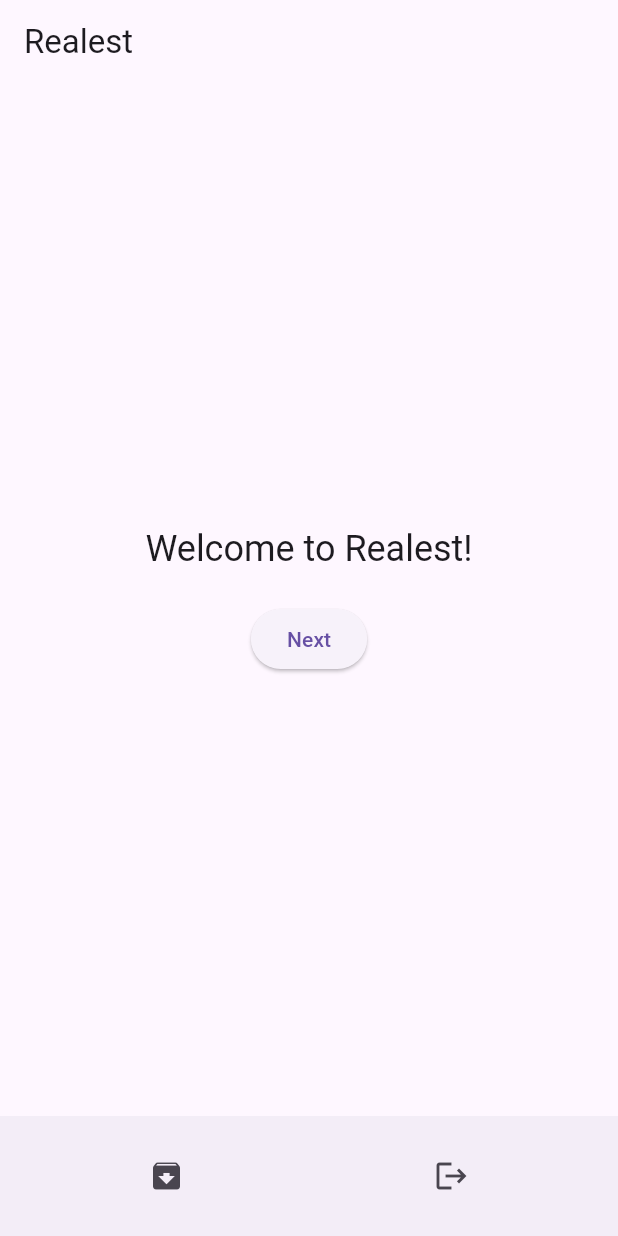
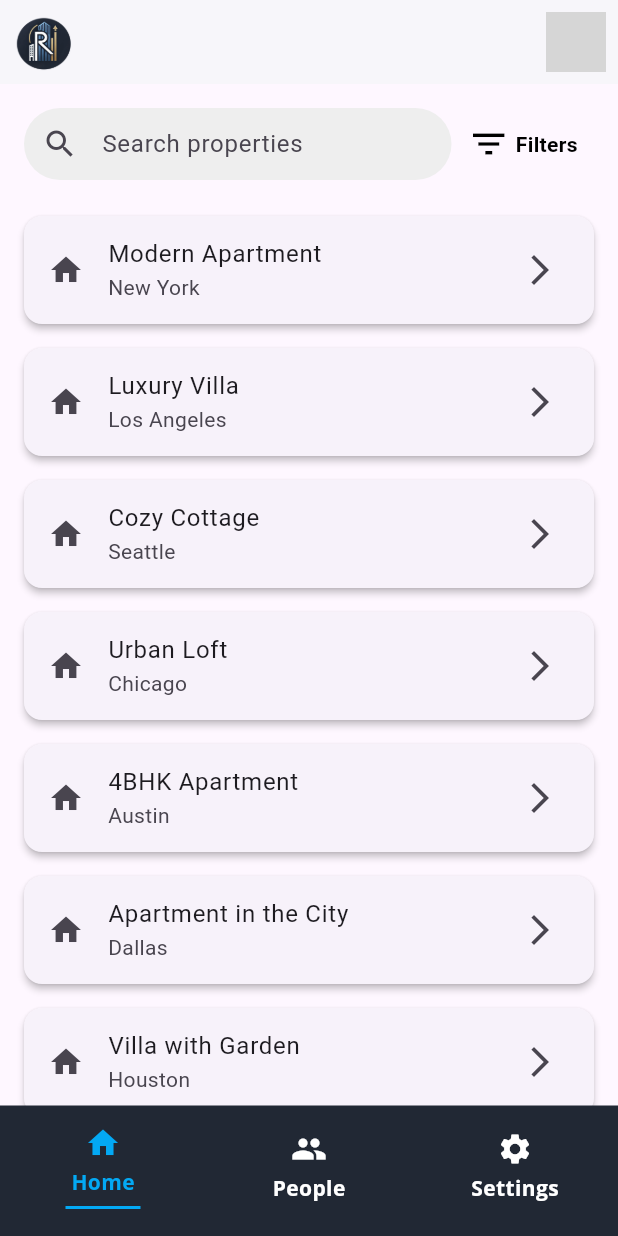
Before and after one commit to Realest-TAMU-Capstone-Spring-2025/realest, a Flutter app: the screen it shows after launch, after a tap on "Realtor", on a phone screen of 412 x 824 dp. Run offline on Flutter 3.47's test engine with Material 3 defaults, Android fonts, the phone set to English and light mode, and no system bars; our stand-ins replace cloud_firestore, firebase_auth, firebase_core, flutter_card_swiper, flutter_signin_button, google_fonts and 2 more; missing offline and left inert: firebase_ui_auth; accounts and stored records are empty; grey boxes are pictures that could not be loaded.

Commit message:
Added a new home screen for realtors, Added the filters page for realtor to apply fiters

```diff
--- a/lib/app.dart
+++ b/lib/app.dart
@@ -4,6 +4,10 @@ import 'src/views/auth_gate.dart';
 import 'src/views/custom_login_page.dart';
 import 'src/views/enter_invitation_code.dart';
 import 'src/views/home.dart';
+import 'src/views/realtor_home_screen.dart';
+import 'src/views/realtor_settings_screen.dart';
+import 'src/views/realtor_clients_screen.dart';
+import 'src/views/realtor_filters_screen.dart';
 
 class MyApp extends StatelessWidget {
   const MyApp({super.key});
@@ -18,6 +22,10 @@ class MyApp extends StatelessWidget {
         '/customLogin': (context) => CustomLoginPage(),
         '/enterInvitationCode': (context) => EnterInvitationCodeScreen(),
         '/home': (context) => HomeScreen(),
+        '/realtorHome': (context) => RealtorHomeScreen(),
+        // '/realtorSettings': (context) => RealtorSettingsScreen(),
+        // '/realtorClients': (context) => RealtorClientsScreen(),
+        '/filters': (context) => FiltersPage(),
       },
     );
   }
--- a/lib/src/views/custom_login_page.dart
+++ b/lib/src/views/custom_login_page.dart
@@ -128,7 +128,7 @@ class _CustomLoginPageState extends State<CustomLoginPage> {
             if (_justRegistered && userRole == "Investor") {
               Navigator.pushReplacementNamed(context, "/enterInvitationCode");
             } else {
-              Navigator.pushReplacementNamed(context, "/home");
+              Navigator.pushReplacementNamed(context, "/realtorHome");
             }
           });
           // Return an empty container while navigation is pending.
--- /dev/null
+++ b/lib/src/views/realtor_home_screen.dart
@@ -0,0 +1,187 @@
+import 'package:flutter/material.dart';
+import 'package:google_fonts/google_fonts.dart';
+import '../widgets/bottom_nav_item.dart';
+
+class RealtorHomeScreen extends StatefulWidget {
+  const RealtorHomeScreen({Key? key}) : super(key: key);
+
+  @override
+  _RealtorHomeScreenState createState() => _RealtorHomeScreenState();
+}
+
+class _RealtorHomeScreenState extends State<RealtorHomeScreen> {
+  int _selectedIndex = 0;
+  final TextEditingController _searchController = TextEditingController();
+
+  // Dummy data for property listings
+  final List<Map<String, String>> _properties = [
+    {"title": "Modern Apartment", "location": "New York"},
+    {"title": "Luxury Villa", "location": "Los Angeles"},
+    {"title": "Cozy Cottage", "location": "Seattle"},
+    {"title": "Urban Loft", "location": "Chicago"},
+    {"title": "4BHK Apartment", "location": "Austin"},
+    {"title": "Apartment in the City", "location": "Dallas"},
+    {"title": "Villa with Garden", "location": "Houston"},
+  ];
+
+  void _onItemTapped(int index) {
+    setState(() {
+      _selectedIndex = index;
+    });
+    // Add navigation logic if needed.
+  }
+
+  @override
+  void dispose() {
+    _searchController.dispose();
+    super.dispose();
+  }
+
+  @override
+  void initState() {
+    super.initState();
+    print('Total properties: ${_properties.length}');
+  }
+
+
+  @override
+  Widget build(BuildContext context) {
+    return Scaffold(
+      // AppBar with logo on left and profile image on right.
+      appBar: AppBar(
+        backgroundColor: Colors.white,
+        elevation: 1,
+        leading: Padding(
+          padding: const EdgeInsets.all(8.0),
+          child: Image.asset(
+            'assets/images/logo.png', // Your logo asset
+            fit: BoxFit.contain,
+          ),
+        ),
+        actions: [
+          Padding(
+            padding: const EdgeInsets.all(8.0),
+            child: CircleAvatar(
+              backgroundImage: AssetImage(
+                'assets/images/profile.jpg', // Realtor's profile photo asset
+              ),
+            ),
+          ),
+        ],
+      ),
+      body: Column(
+        children: [
+          // Search bar (replacing a traditional navigation bar)
+          Padding(
+            padding: const EdgeInsets.all(16.0),
+            child: Row(
+              children: [
+                // Search field takes 3/4 of the row.
+                Expanded(
+                  flex: 3,
+                  child: TextField(
+                    decoration: InputDecoration(
+                      hintText: 'Search properties',
+                      prefixIcon: const Icon(Icons.search),
+                      filled: true,
+                      fillColor: Colors.grey[200],
+                      contentPadding: const EdgeInsets.symmetric(vertical: 0, horizontal: 16),
+                      border: OutlineInputBorder(
+                        borderRadius: BorderRadius.circular(30.0),
+                        borderSide: BorderSide.none,
+                      ),
+                    ),
+                  ),
+                ),
+                // Filter section takes 1/4 of the row.
+                Expanded(
+                  flex: 1,
+                  child: GestureDetector(
+                    onTap: () {
+                      Navigator.pushNamed(context, '/filters');
+                    },
+                    child: Row(
+                      mainAxisAlignment: MainAxisAlignment.center,
+                      children: [
+                        const Icon(Icons.filter_list, size: 28, color: Colors.black),
+                        const SizedBox(width: 4),
+                        Text(
+                          'Filters',
+                          style: TextStyle(
+                            fontSize: 14,
+                            fontWeight: FontWeight.bold,
+                            color: Colors.black,
+                          ),
+                        ),
+                      ],
+                    ),
+                  ),
+                )
+              ],
+            ),
+          ),
+
+          // Dashboard: property listings
+          Expanded(
+            child: ListView.builder(
+              physics: const AlwaysScrollableScrollPhysics(),
+              itemCount: _properties.length,
+              itemBuilder: (context, index) {
+                final property = _properties[index];
+                return Card(
+                  margin: const EdgeInsets.symmetric(horizontal: 16, vertical: 8),
+                  elevation: 2,
+                  child: ListTile(
+                    leading: const Icon(Icons.home),
+                    title: Text(property['title'] ?? ''),
+                    subtitle: Text(property['location'] ?? ''),
+                    trailing: const Icon(Icons.arrow_forward_ios),
+                    onTap: () {
+                      // Navigate to property details page.
+                    },
+                  ),
+                );
+              },
+            ),
+          ),
+        ],
+      ),
+      // Footer: a bottom navigation bar with Home, People, and Settings icons.
+      bottomNavigationBar: Container(
+        padding: EdgeInsets.only(bottom: 18.0), // Moves the bar up from the bottom
+        color: const Color(0xFF212834), // Background color of the bottom bar.
+        child: Column(
+          mainAxisSize: MainAxisSize.min,
+          children: [
+            // Extra top space so the nav items are not flush with the top edge.
+            const SizedBox(height: 1),
+            // The row of navigation items.
+            Row(
+              children: [
+                BottomNavItem(
+                  icon: Icons.home,
+                  label: 'Home',
+                  isSelected: _selectedIndex == 0,
+                  onTap: () => _onItemTapped(0),
+                ),
+                BottomNavItem(
+                  icon: Icons.people,
+                  label: 'People',
+                  isSelected: _selectedIndex == 1,
+                  onTap: () => _onItemTapped(1),
+                ),
+                BottomNavItem(
+                  icon: Icons.settings,
+                  label: 'Settings',
+                  isSelected: _selectedIndex == 2,
+                  onTap: () => _onItemTapped(2),
+                ),
+              ],
+            )
+
+          ],
+        ),
+      ),
+    );
+  }
+}
--- /dev/null
+++ b/lib/src/widgets/bottom_nav_item.dart
@@ -0,0 +1,53 @@
+import 'package:flutter/material.dart';
+import 'package:google_fonts/google_fonts.dart';
+
+class BottomNavItem extends StatelessWidget {
+  final IconData icon;
+  final String label;
+  final bool isSelected;
+  final VoidCallback onTap;
+
+  const BottomNavItem({
+    Key? key,
+    required this.icon,
+    required this.label,
+    required this.isSelected,
+    required this.onTap,
+  }) : super(key: key);
+
+  @override
+  Widget build(BuildContext context) {
+    return Expanded(
+      child: GestureDetector(
+        onTap: onTap,
+        child: Column(
+          mainAxisSize: MainAxisSize.min,
+          children: [
+            Padding(
+              padding: const EdgeInsets.only(top: 12.0),
+              child: Icon(
+                icon,
+                color: isSelected ? Colors.lightBlue : Colors.white,
+              ),
+            ),
+            const SizedBox(height: 4),
+            Text(
+              label,
+              style: GoogleFonts.openSans(
+                color: isSelected ? Colors.lightBlue : Colors.white,
+                fontWeight: FontWeight.bold,
+              ),
+            ),
+            if (isSelected)
+              Container(
+                margin: const EdgeInsets.only(top: 6.0),
+                height: 2,
+                width: 50,
+                color: Colors.lightBlue,
+              ),
+          ],
+        ),
+      ),
+    );
+  }
+}
```
Also changed, not shown: lib/src/views/realtor_filters_screen.dart (added, +198 -0 lines), lib/src/views/realtor_clients_screen.dart (added), lib/src/views/realtor_home.dart (deleted), lib/src/views/realtor_settings_screen.dart (added).
